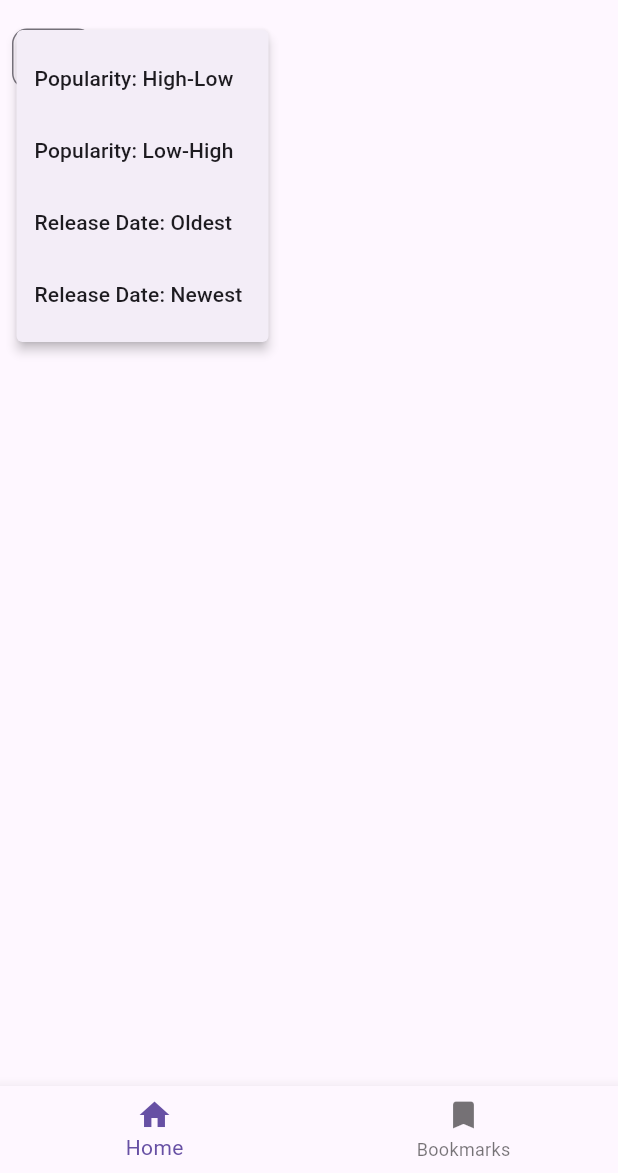
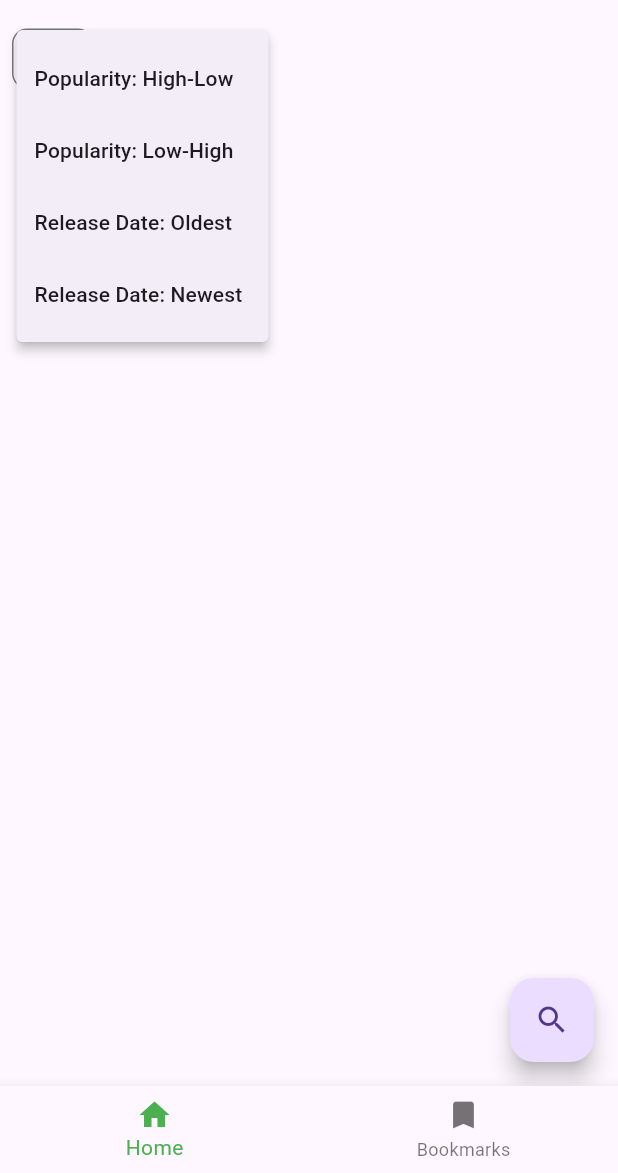
Before and after one commit to ghozay19/movie, a Flutter app: the screen it shows after launch, after a tap on the "filter list" icon, on a phone screen of 412 x 824 dp, the part 63-1236 px from its top. Run offline on Flutter 3.47's test engine with Material 3 defaults, Android fonts, the phone set to English and light mode, and no system bars; our stand-ins replace auto_route, cached_network_image, dartz, dio, drift, flutter_dotenv and 5 more; accounts and stored records are empty; generated files the repository leaves out were written again; network calls fail.

Commit message:
chore: search movie api

```diff
--- a/lib/data/datasources/remote/movie_datasource.dart
+++ b/lib/data/datasources/remote/movie_datasource.dart
@@ -12,4 +12,8 @@ abstract class MovieDatasource {
     int? genreId,
     MoviesSortBy? sortBy,
   });
+  Future<Either<Failure, MoviesResponseModel>> searchMovies({
+    required int page,
+    required String query,
+  });
 }
--- a/lib/domain/repository/movie_repository.dart
+++ b/lib/domain/repository/movie_repository.dart
@@ -12,4 +12,8 @@ abstract class MovieRepository {
     MoviesSortBy? sortBy,
   });
   Future<Either<Failure, List<Genre>>> getGenres();
+  Future<Either<Failure, MoviesResponse>> searchMovies({
+    required int page,
+    required String query,
+  });
 }
--- a/lib/main.dart
+++ b/lib/main.dart
@@ -20,21 +20,13 @@ void main() async {
     throw Exception('Error loading .env file: $e');
   }
   await configureDependencies();
-  final themeStore = getIt<ThemeStore>();
 
-  // Load saved theme preference
-  await themeStore.loadThemePreference();
-  runApp(MyApp(
-    themeStore: themeStore,
-  ));
+  runApp(const MyApp());
 }
 
 class MyApp extends StatefulWidget {
-  final ThemeStore themeStore;
-
   const MyApp({
     super.key,
-    required this.themeStore,
   });
 
   @override
--- a/lib/presentation/dashboard/page/dashboard_page.dart
+++ b/lib/presentation/dashboard/page/dashboard_page.dart
@@ -1,3 +1,6 @@
+// ignore_for_file: library_private_types_in_public_api
+
+// ignore: depend_on_referenced_packages
 import 'package:auto_route/auto_route.dart';
 import 'package:flutter/material.dart';
 import 'package:flutter_mobx/flutter_mobx.dart';
@@ -24,10 +27,9 @@ class _DashboardPageState extends State<DashboardPage>
   @override
   void initState() {
     super.initState();
-    // Initialize the TabController with two tabs, sync with the dashboardStore
+
     _tabController = TabController(length: 2, vsync: this);
     _tabController.addListener(() {
-      // Sync with dashboardStore when tab changes
       if (_tabController.index != dashboardStore.selectedIndex) {
         dashboardStore.setSelectedIndex(_tabController.index);
       }
@@ -48,8 +50,8 @@ class _DashboardPageState extends State<DashboardPage>
           ),
           bottomNavigationBar: BottomNavigationBar(
             currentIndex: dashboardStore.selectedIndex,
+            selectedItemColor: Colors.green,
             onTap: (index) {
-              // Update TabController index on bottom navigation tap
               dashboardStore.setSelectedIndex(index);
               _tabController.animateTo(index);
             },
--- a/lib/presentation/home/page/home_page.dart
+++ b/lib/presentation/home/page/home_page.dart
@@ -63,6 +63,22 @@ class _HomePageState extends State<HomePage> {
           ],
         ),
         body: _buildBody(context),
+        floatingActionButton: FloatingActionButton(
+          onPressed: () {
+            // if (controller.isSearchMode.value) {
+            //   controller.isSearchMode.value = false;
+            //   return;
+            // }
+            // _showSearchDialog(context);
+          },
+          tooltip: 'Search',
+          child: const Visibility(
+            // visible: controller.isSearchMode.value,
+            visible: false,
+            replacement: Icon(Icons.search),
+            child: Icon(Icons.close),
+          ),
+        ),
       );
     });
   }
```
Also changed, not shown: lib/data/datasources/remote/movie_datasoure_impl.dart (+36 -0 lines), lib/data/repositories/movie_repository_impl.dart (+23 -2 lines), lib/domain/usecase/search_movie.dart (added, +32 -0 lines), lib/di/injection.config.dart.
